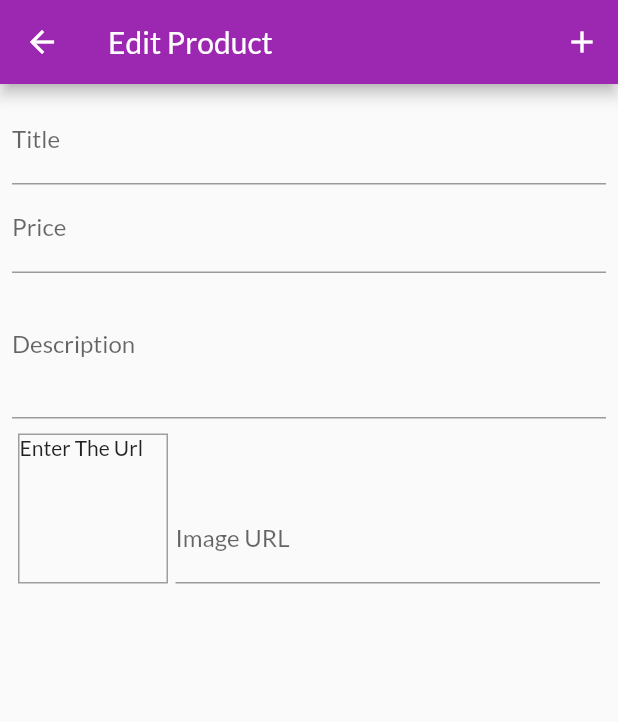
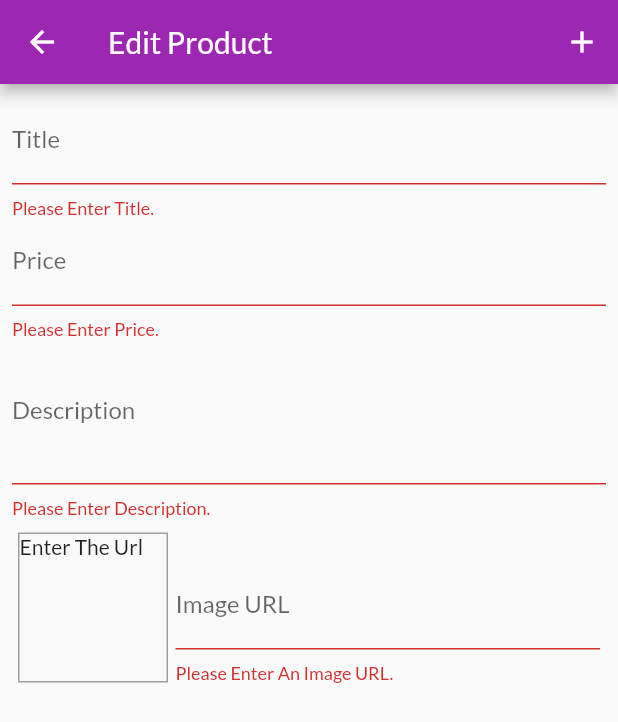
Before and after one commit to Abanoub-Samy/shop_app, a Flutter app: the EditProductScreen screen opened by its route, after a tap on the "add" icon, on a phone screen of 412 x 824 dp. Shown: the top 722 px of the screen. Run offline on Flutter 3.47's test engine with Material 2 defaults, Android fonts, the phone set to English and light mode, and no system bars; network calls fail.

Commit message:
addingValidation

```diff
--- a/lib/screens/edit_product_screen.dart
+++ b/lib/screens/edit_product_screen.dart
@@ -35,11 +35,22 @@ class _EditProductScreenState extends State<EditProductScreen> {
 
   void _updateImageUrl() {
     if (!_imageUrlFocusNode.hasFocus) {
+      if ((!_imageUrlController.text.startsWith('http') &&
+              !_imageUrlController.text.startsWith('https')) ||
+          (!_imageUrlController.text.endsWith('.png') &&
+              !_imageUrlController.text.endsWith('.jpg') &&
+              !_imageUrlController.text.endsWith('.jpeg'))) {
+        return;
+      }
       setState(() {});
     }
   }
 
   void _saveForm() {
+    final isValid = _form.currentState.validate();
+    if (!isValid) {
+      return;
+    }
     _form.currentState.save();
   }
 
@@ -82,6 +93,12 @@ class _EditProductScreenState extends State<EditProductScreen> {
                     description: _editProduct.description,
                   );
                 },
+                validator: (value) {
+                  if (value.isEmpty) {
+                    return 'Please Enter Title.';
+                  }
+                  return null;
+                },
               ),
               TextFormField(
                 decoration: InputDecoration(labelText: 'Price'),
@@ -100,6 +117,18 @@ class _EditProductScreenState extends State<EditProductScreen> {
                     description: _editProduct.description,
                   );
                 },
+                validator: (value) {
+                  if (value.isEmpty) {
+                    return 'Please Enter Price.';
+                  }
+                  if (double.tryParse(value) == null) {
+                    return 'Please Enter Valid Number.';
+                  }
+                  if (double.parse(value) <= 0) {
+                    return 'Please Enter Number Getter Than Zero.';
+                  }
+                  return null;
+                },
               ),
               TextFormField(
                 decoration: InputDecoration(labelText: 'Description'),
@@ -114,6 +143,15 @@ class _EditProductScreenState extends State<EditProductScreen> {
                     imageUrl: _editProduct.imageUrl,
                     description: value,
                   );
+                },
+                validator: (value) {
+                  if (value.isEmpty) {
+                    return 'Please Enter Description.';
+                  }
+                  if (value.length < 10) {
+                    return 'Should Be At Least 10 Character long.';
+                  }
+                  return null;
                 },
               ),
               Padding(
@@ -163,6 +201,21 @@ class _EditProductScreenState extends State<EditProductScreen> {
                             description: _editProduct.description,
                           );
                         },
+                        validator: (value) {
+                          if (value.isEmpty) {
+                            return 'Please Enter An Image URL.';
+                          }
+                          if (!value.startsWith('http') &&
+                              !value.startsWith('https')) {
+                            return 'Please Enter A Valid URL.';
+                          }
+                          if (!value.endsWith('.png') &&
+                              !value.endsWith('.jpg') &&
+                              !value.endsWith('.jpeg')) {
+                            return 'Please Enter A Valid Image URL.';
+                          }
+                          return null;
+                        },
                       ),
                     ),
                   ],
```
